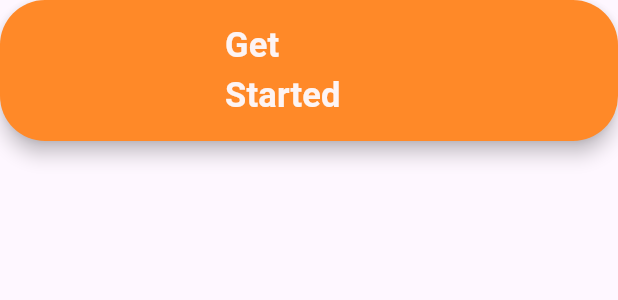
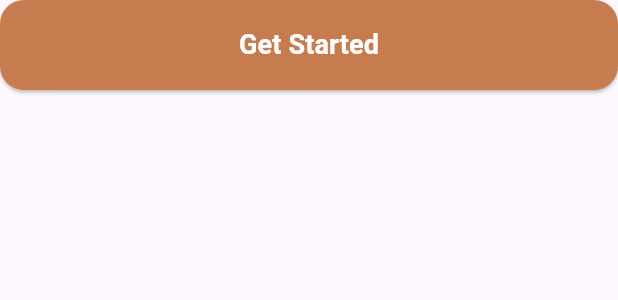
Before and after one commit to BroDani00/up-tugas-flutter, a Flutter app: the GetStartedButton widget shown alone on an empty page, opened directly, on a phone screen of 412 x 824 dp. Shown: the top 300 px of the screen. Run offline on Flutter 3.47's test engine with Material 3 defaults, Android fonts, the phone set to English and light mode, and no system bars; Roboto replaces fonts that are missing (Poppins).

Commit message:
go navigasi

```diff
--- a/lib/screens/coffee_break_screen.dart
+++ b/lib/screens/coffee_break_screen.dart
@@ -11,7 +11,7 @@ class CoffeeBreakScreen extends StatelessWidget {
       body: Column(
         children: [
           // BAGIAN ATAS: Gambar Coffee (70%)
-          Expanded(flex: 7, child: const CoffeeImageWidget()),
+          Expanded(flex: 6, child: const CoffeeImageWidget()),
 
           // BAGIAN BAWAH: Teks, Icon Geser, Tombol (30%)
           Expanded(
--- a/lib/widgets/get_started_button.dart
+++ b/lib/widgets/get_started_button.dart
@@ -1,30 +1,36 @@
 import 'package:flutter/material.dart';
+import '../screens/home_screen.dart'; // Import tujuan halaman
 
 class GetStartedButton extends StatelessWidget {
   const GetStartedButton({super.key});
 
   @override
   Widget build(BuildContext context) {
-    return ElevatedButton(
-      onPressed: () {
-        // Aksi ketika tombol ditekan
-        ScaffoldMessenger.of(context).showSnackBar(
-          const SnackBar(
-            content: Text('Welcome to Coffee Journey!'),
-            backgroundColor: Color.fromARGB(148, 78, 46, 28),
+    return SizedBox(
+      width: double.infinity, // Agar tombol lebar memenuhi layar sesuai mockup
+      height: 60,
+      child: ElevatedButton(
+        style: ElevatedButton.styleFrom(
+          backgroundColor: const Color(0xFFC67C4E), // Warna orange kopi
+          shape: RoundedRectangleBorder(
+            borderRadius: BorderRadius.circular(16),
           ),
-        );
-      },
-      style: ElevatedButton.styleFrom(
-        backgroundColor: const Color.fromARGB(255, 255, 137, 40),
-        foregroundColor: const Color.fromARGB(255, 253, 244, 244),
-        padding: const EdgeInsets.symmetric(horizontal: 150, vertical: 14),
-        shape: RoundedRectangleBorder(borderRadius: BorderRadius.circular(30)),
-        elevation: 5,
-      ),
-      child: const Text(
-        'Get Started',
-        style: TextStyle(fontSize: 23, fontWeight: FontWeight.w600),
+        ),
+        onPressed: () {
+          // LOGIKA NAVIGASI
+          Navigator.push(
+            context,
+            MaterialPageRoute(builder: (context) => const HomeScreen()),
+          );
+        },
+        child: const Text(
+          "Get Started",
+          style: TextStyle(
+            color: Colors.white,
+            fontSize: 18,
+            fontWeight: FontWeight.bold,
+          ),
+        ),
       ),
     );
   }
```
Also changed, not shown: lib/main.dart (+11 -4 lines).
